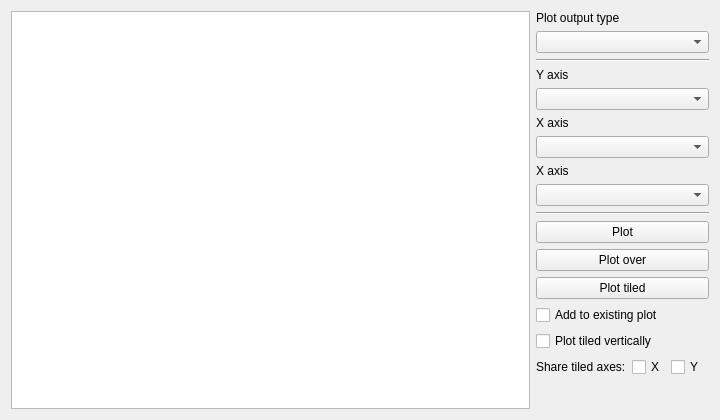
The window that qt/scientific_interfaces/ISISReflectometry/GUI/Plotting/view/PlottingWidget.ui (mantidproject/mantid) describes before a commit, drawn with Qt 5.
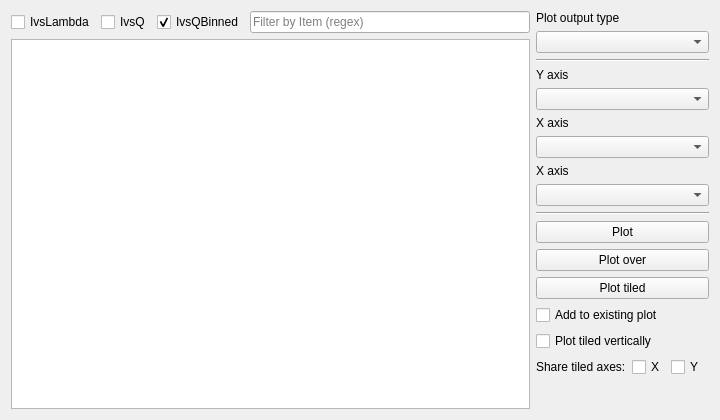
The same window after the commit. Custom widgets are drawn as their Qt base class.

Commit message: implement filtering in plotting tab of refl interface (#42229)

```diff
--- a/qt/scientific_interfaces/ISISReflectometry/GUI/Plotting/view/PlottingWidget.ui
+++ b/qt/scientific_interfaces/ISISReflectometry/GUI/Plotting/view/PlottingWidget.ui
@@ -12,6 +12,37 @@
   </property>
   <layout class="QHBoxLayout" name="horizontalLayout" stretch="3,1">
    <item>
+    <layout class="QVBoxLayout" name="workspaceLayout">
+     <item>
+      <layout class="QHBoxLayout" name="workspaceFilterLayout">
+       <item>
+        <widget class="QCheckBox" name="filterIvsLambda">
+         <property name="text"><string>IvsLambda</string></property>
+        </widget>
+       </item>
+       <item>
+        <widget class="QCheckBox" name="filterIvsQ">
+         <property name="text"><string>IvsQ</string></property>
+        </widget>
+       </item>
+       <item>
+        <widget class="QCheckBox" name="filterIvsQBinned">
+         <property name="text"><string>IvsQBinned</string></property>
+         <property name="checked"><bool>true</bool></property>
+        </widget>
+       </item>
+       <item>
+        <widget class="QLineEdit" name="workspaceFilter">
+         <property name="placeholderText"><string>Filter by Item (regex)</string></property>
+         <property name="toolTip">
+          <string>Case-sensitive regular expression matched against the Item column. Matching a parent includes its children of the checked output types. Invalid expressions keep the last valid filter.</string>
+         </property>
+         <property name="clearButtonEnabled"><bool>true</bool></property>
+        </widget>
+       </item>
+      </layout>
+     </item>
+     <item>
     <widget class="MantidQt::CustomInterfaces::ISISReflectometry::QtPlottingWorkspaceTreeView" name="plottingWorkspaceTree">
      <property name="selectionMode">
       <enum>QAbstractItemView::ExtendedSelection</enum>
@@ -20,6 +51,8 @@
       <bool>false</bool>
      </property>
     </widget>
+     </item>
+    </layout>
    </item>
    <item>
     <layout class="QVBoxLayout" name="optionsLayout">
```
The commit also changes 23 other files.
